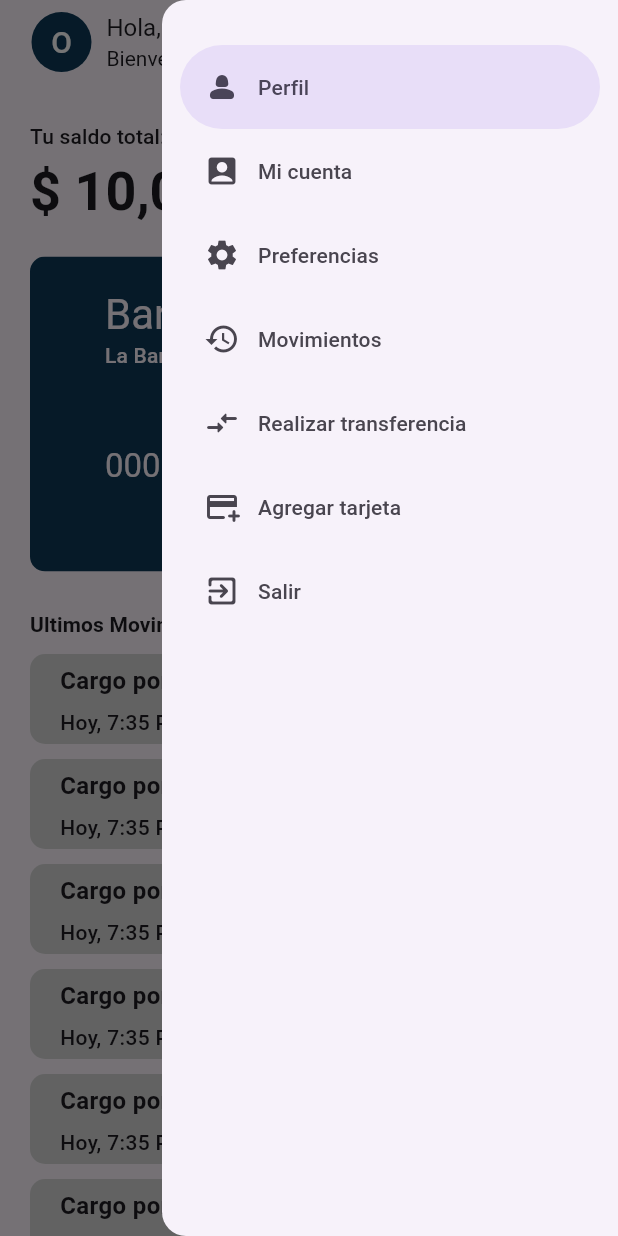
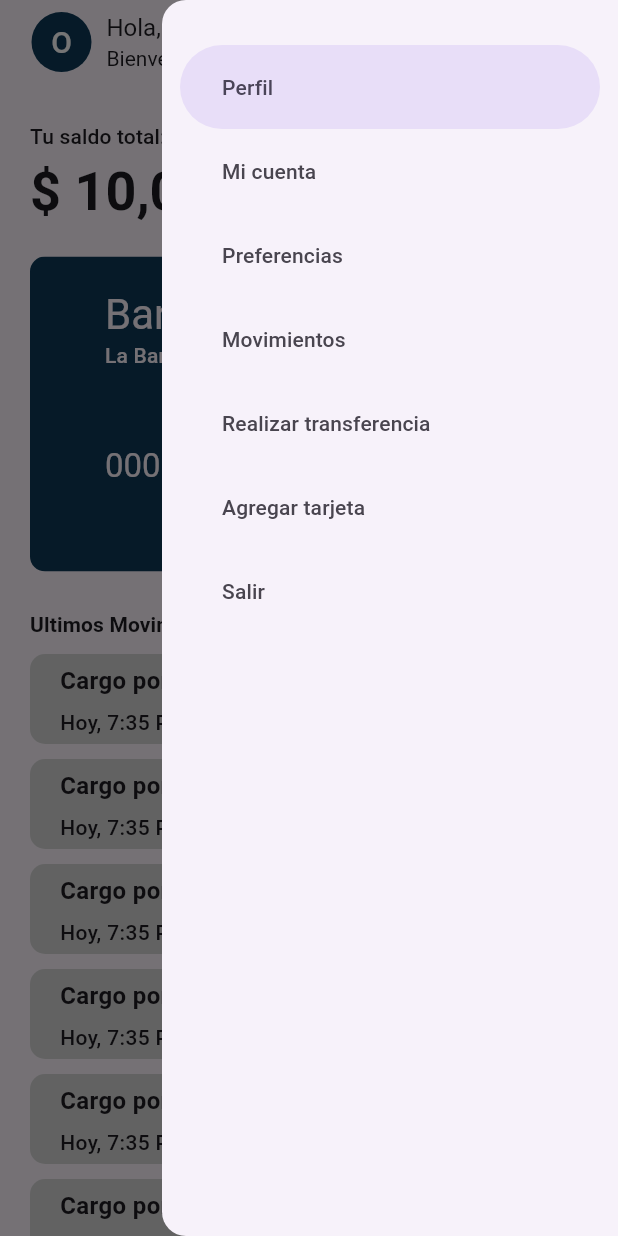
Before and after one commit to OscarOcomatl/banca_movil, a Flutter app: the screen it shows after launch, with the side drawer open, on a phone screen of 412 x 824 dp. Run offline on Flutter 3.47's test engine with Material 3 defaults, Android fonts, the phone set to English and light mode, and no system bars; our stand-ins replace go_router.

Commit message:
Side menu terminado

```diff
--- a/lib/presentation/widgets/side_menu/side_menu.dart
+++ b/lib/presentation/widgets/side_menu/side_menu.dart
@@ -38,10 +38,13 @@ class _SideMenuState extends State<SideMenu> {
         ...menuItems
         .map(
           (item) => NavigationDrawerDestination(
-            icon: Icon(item.icon),
+            // backgroundColor: Colors.red,
+
+            // icon: Icon(item.icon),
+            icon: const Text(''),
             label: Text(item.title)
           )
-        )
+        ),
         // NavigationDrawerDestination(icon: Text(''), label: Text('Perfil')),
         // NavigationDrawerDestination(icon: Text(''), label: Text('Cuenta')),
         // NavigationDrawerDestination(icon: Text(''), label: Text('Preferencias')),
```
